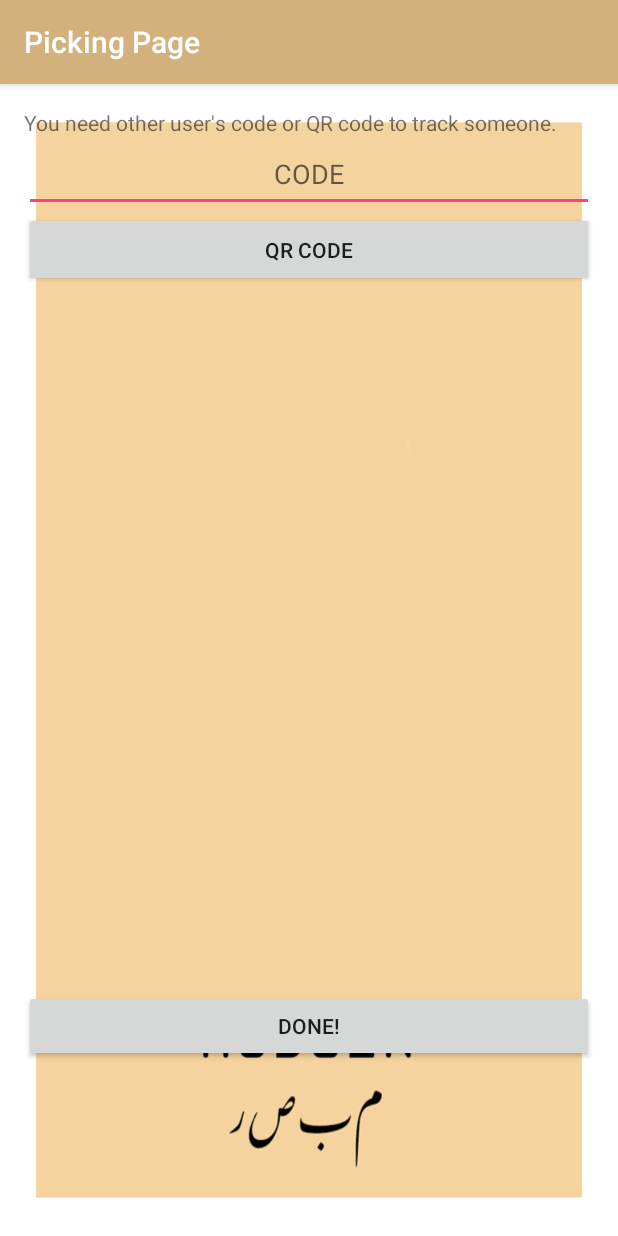
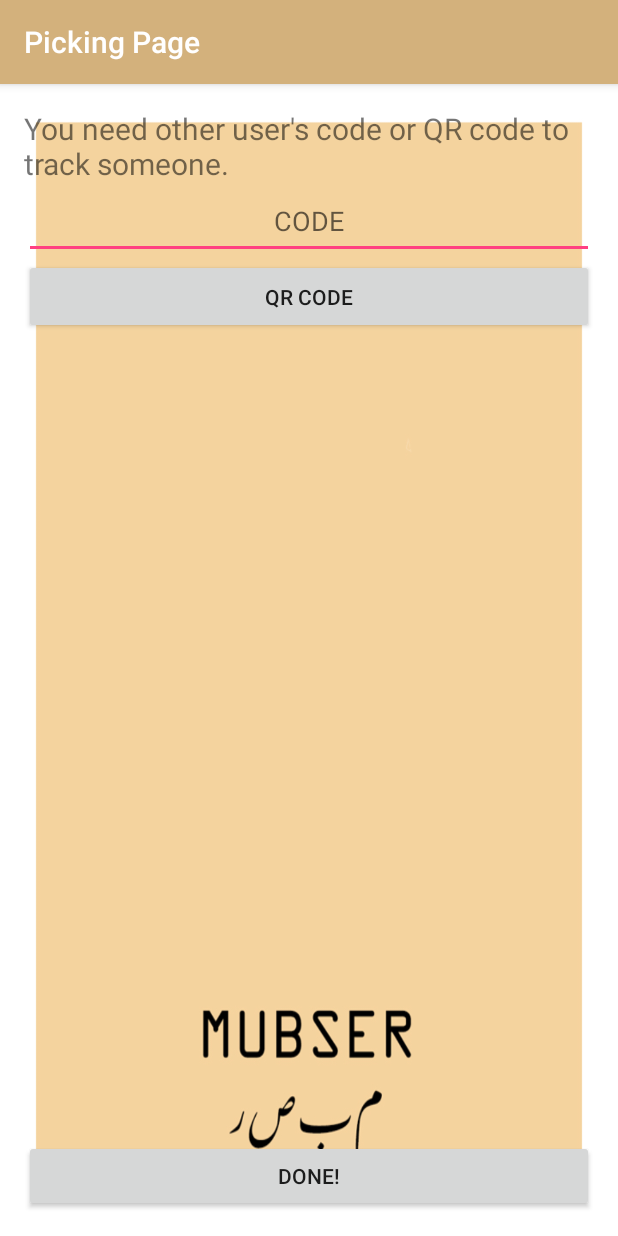
Before and after one commit to miraniyam/Mubser, an Android app: the PickingActivity screen opened directly, with no data from a screen before it, on a phone screen of 412 x 824 dp. Run offline under Robolectric (Android 15) with nearby library versions, the phone set to English and light mode, and no system bars.

Commit message:
MainpageArabic, ParentActivity, PickingActivity, SimpleSacnnerActivity -> Prevented filing activities. -> Modified QR code Scanner (get data from code)

```diff
--- a/app/src/main/java/com/example/miranlee/mubser/ParentActivity.java
+++ b/app/src/main/java/com/example/miranlee/mubser/ParentActivity.java
@@ -26,12 +26,13 @@ public class ParentActivity extends AppCompatActivity {
     public void ClickPicking(View v) {
         Intent intent = new Intent(this, PickingActivity.class);
         startActivity(intent);
+        finish();
 
     }
     public void ClickTracking(View v) {
         Intent intent = new Intent(this, TrackingActivity.class);
         startActivity(intent);
-
+        finish();
     }
 
     public void ClickBack(View v) {
--- a/app/src/main/java/com/example/miranlee/mubser/SimpleScannerActivity.java
+++ b/app/src/main/java/com/example/miranlee/mubser/SimpleScannerActivity.java
@@ -50,8 +50,7 @@ public class SimpleScannerActivity extends AppCompatActivity implements ZXingSca
         String result = rawResult.getText();
         Intent intent = new Intent(this, PickingActivity.class);
         intent.putExtra("result",result);
-        setResult(RESULT_OK);
-        startActivityForResult(intent,REQUEST_CODE_QR_CODE);
+        setResult(RESULT_OK,intent);
         finish();
     }
 
--- a/app/src/main/res/layout/activity_picking.xml
+++ b/app/src/main/res/layout/activity_picking.xml
@@ -8,7 +8,8 @@
     android:paddingRight="@dimen/activity_horizontal_margin"
     android:paddingTop="@dimen/activity_vertical_margin"
     android:background="@drawable/bgp1"
-    tools:context="com.example.miranlee.mubser.PickingActivity">
+    tools:context="com.example.miranlee.mubser.PickingActivity"
+    android:windowSoftInputMode="adjustResize">
 
     <LinearLayout
         android:layout_width="match_parent"
@@ -17,6 +18,7 @@
         <TextView
             android:layout_width="match_parent"
             android:layout_height="wrap_content"
+            android:textSize="20dp"
             android:text="You need other user's code or QR code to track someone."/>
         <EditText
             android:layout_width="match_parent"
@@ -35,12 +37,13 @@
     <LinearLayout
         android:layout_width="match_parent"
         android:layout_height="wrap_content"
+        android:layout_gravity="bottom"
         android:layout_alignParentBottom="true">
         <Button
+            android:onClick="Click_done"
             android:layout_width="match_parent"
             android:layout_height="wrap_content"
             android:text="DONE!"
-            android:layout_marginBottom="100dp"
             android:id="@+id/btn_done"/>
 
     </LinearLayout>
```
Also changed, not shown: app/src/main/java/com/example/miranlee/mubser/MainpageArabic.java (+8 -4 lines), app/src/main/java/com/example/miranlee/mubser/PickingActivity.java (+18 -6 lines).
